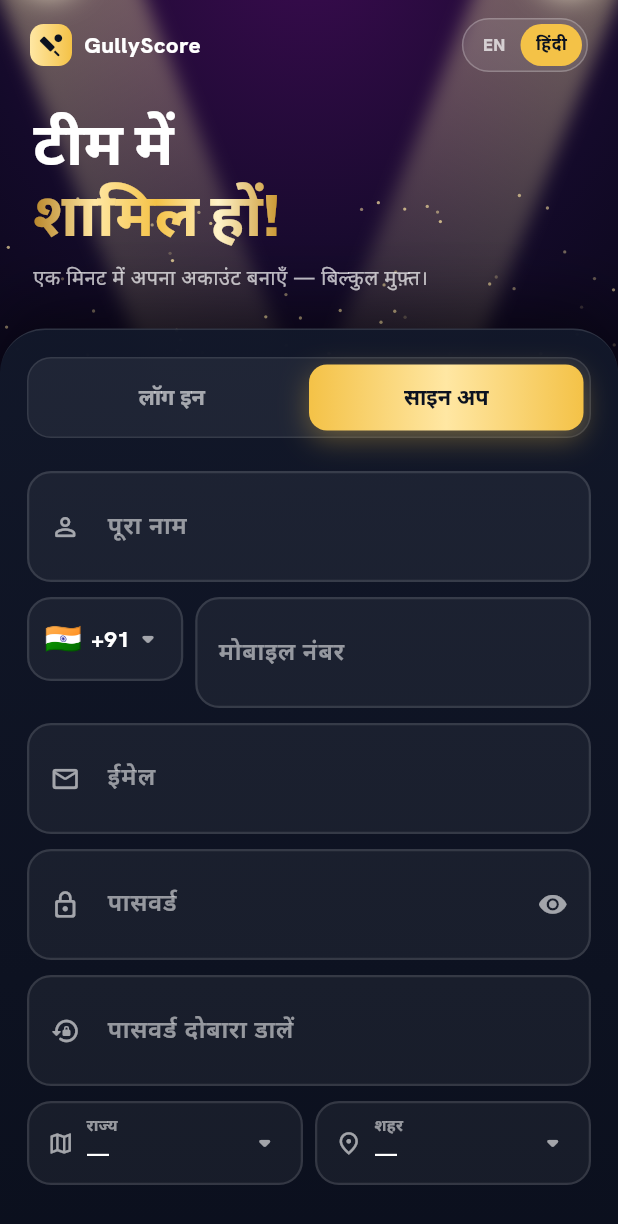
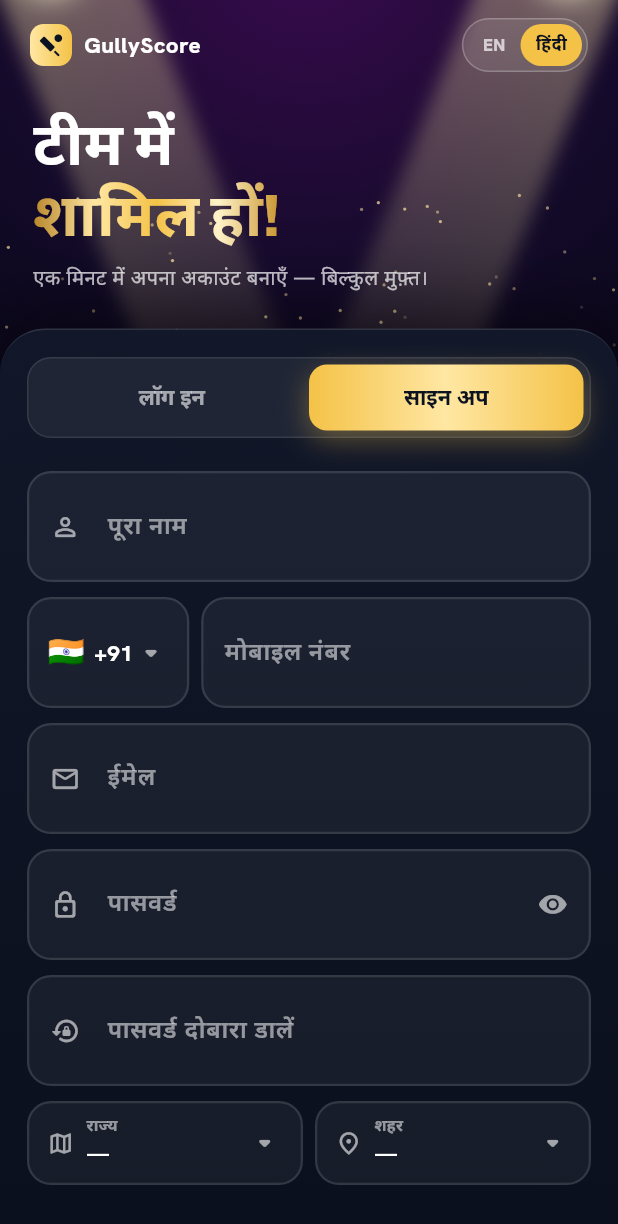
Before and after one commit to careermateapk/gullyscore, a Flutter app: the AuthScreen screen opened directly, after a tap on "हिंदी", after a tap on "साइन अप", on a phone screen of 412 x 824 dp. Shown: the top 1224 px of the screen. Run offline on Flutter 3.47's test engine with Material 3 defaults, Android fonts, the phone set to English and light mode, and no system bars; our stand-ins replace file_picker, firebase_core, firebase_messaging, geolocator, google_sign_in, image_picker and 3 more; accounts and stored records are empty.

Commit message:
Sign up: country code box is as tall as the mobile number box
Co-Authored-By: Claude Opus 5.5 <noreply@anthropic.com>
Claude-Session: https://claude.ai/code/session_01PJ6mWt7KeUbyAJPetBBxNh

```diff
--- a/lib/ui/screens/auth_screen.dart
+++ b/lib/ui/screens/auth_screen.dart
@@ -460,7 +460,9 @@ class _AuthScreenState extends State<AuthScreen> with TickerProviderStateMixin {
     return Column(crossAxisAlignment: CrossAxisAlignment.stretch, children: [
       const SizedBox(height: 12),
       _Field(controller: _name, label: context.tr('auth_full_name'), icon: Icons.person_outline_rounded, caps: TextCapitalization.words, ok: _name.text.trim().length >= 2, error: _tried && _name.text.trim().length < 2, onChanged: (_) => setState(() {}), autofill: const [AutofillHints.name]),
-      Row(crossAxisAlignment: CrossAxisAlignment.start, children: [
+      // Same height for the country code and the number boxes.
+      IntrinsicHeight(
+        child: Row(crossAxisAlignment: CrossAxisAlignment.stretch, children: [
         Padding(
           padding: const EdgeInsets.only(top: 10),
           child: Semantics(
@@ -469,8 +471,9 @@ class _AuthScreenState extends State<AuthScreen> with TickerProviderStateMixin {
             child: GestureDetector(
               onTap: _pickCountry,
               child: Container(
-                height: 56,
-                padding: const EdgeInsets.symmetric(horizontal: 10),
+                constraints: const BoxConstraints(minHeight: 56),
+                alignment: Alignment.center,
+                padding: const EdgeInsets.symmetric(horizontal: 12),
                 decoration: _box(null),
                 child: ExcludeSemantics(
                   child: Row(mainAxisSize: MainAxisSize.min, children: [
@@ -497,7 +500,7 @@ class _AuthScreenState extends State<AuthScreen> with TickerProviderStateMixin {
             autofill: const [AutofillHints.telephoneNumberNational],
           ),
         ),
-      ]),
+      ])),
       _Field(controller: _sEmail, label: context.tr('auth_email'), icon: Icons.mail_outline_rounded, keyboard: TextInputType.emailAddress, ok: emailOk, error: _tried && !emailOk, onChanged: (_) => setState(() {}), autofill: const [AutofillHints.email]),
       _Field(
         controller: _sPass,
```
